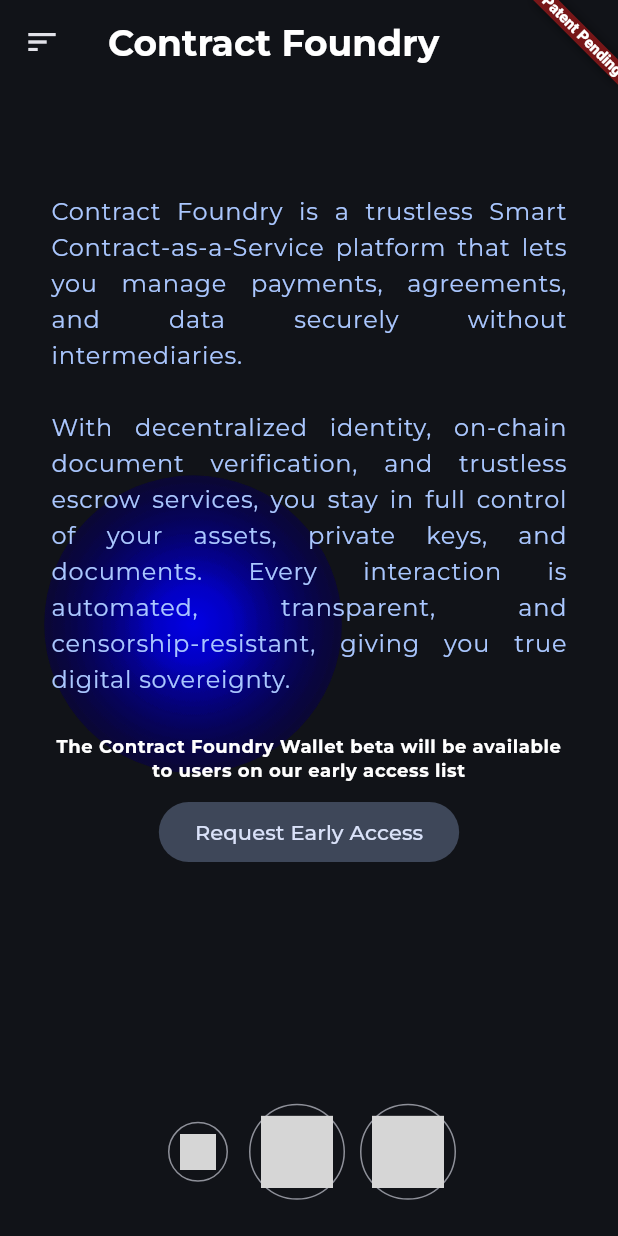
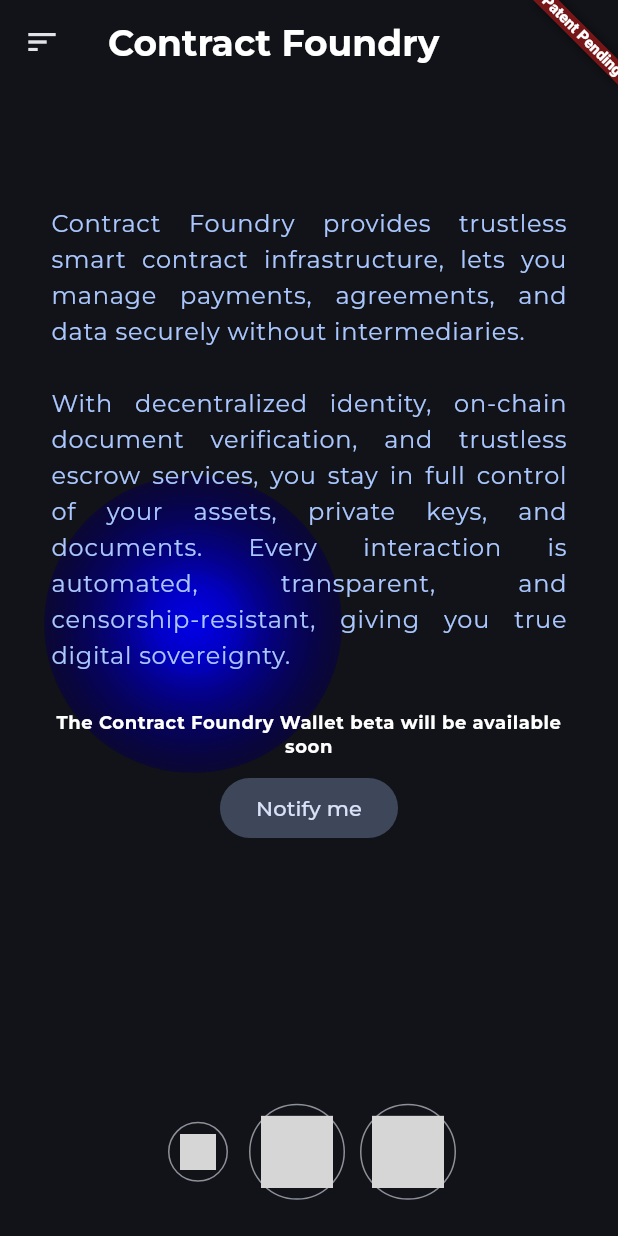
Before and after one commit to hassan-qasemi/contract_foundry_landing, a Flutter app: the screen it shows after launch, swiped to page 2, on a phone screen of 412 x 824 dp. Run offline on Flutter 3.47's test engine with Material 3 defaults, Android fonts, the phone set to English and light mode, and no system bars; our stand-ins replace flutter_markdown, go_router, google_fonts, lottie, qr_flutter; missing offline and left inert: dart:html, iconify_flutter; grey boxes are pictures that could not be loaded.

Commit message:
little text polish

```diff
--- a/lib/pages/landing_page_view/about_page.dart
+++ b/lib/pages/landing_page_view/about_page.dart
@@ -57,11 +57,11 @@ Contract Foundry is a trustless SCaaS platform for managing payments, agreements
 
 Mission
 
-Empower individuals and businesses with full control over funds, data, and digital identity—eliminating intermediaries, enhancing privacy, and enabling secure, automated, and censorship-resistant interactions.
+Give individuals and businesses full control over funds, data, and identity—secure, private, and automated.
 
 Vision
 
-Create a world where people and organizations enjoy complete sovereignty over assets and data, enabling trustless, borderless agreements backed by secure, portable, and private identities.''';
+Enable a world of trustless, borderless agreements with portable, private digital identities.''';
 }
 
 class _DesktopView extends StatefulWidget {
--- a/lib/pages/landing_page_view/desktop.dart
+++ b/lib/pages/landing_page_view/desktop.dart
@@ -21,13 +21,6 @@ class LandingPageDesktop extends StatelessWidget {
         surfaceTintColor: Colors.transparent,
         elevation: 0,
         actions: [
-          // TextButton.icon(
-          //   onPressed: () {
-          //     context.goNamed('contract_loader_page');
-          //   },
-          //   label: Text('Link contract'),
-          //   icon: const Icon(Icons.launch_outlined),
-          // ),
           TextButton(
               onPressed: () async {
                 await launchUrlString(Links.whitePaperLink);
@@ -145,24 +138,11 @@ class _HeadPage extends StatelessWidget {
                                       ],
                                     )),
                                 SizedBox(height: 25),
-                                // Padding(
-                                //     padding:
-                                //         EdgeInsets.symmetric(horizontal: 20),
-                                //     child: Wrap(
-                                //       children: [
-                                //         Text(
-                                //             'The Contract Foundry Wallet beta will be available to users on our early access list',
-                                //             textAlign: TextAlign.center,
-                                //             style: context.bodyMedium!.copyWith(
-                                //                 color: Colors.white,
-                                //                 fontWeight: FontWeight.bold)),
-                                //       ],
-                                //     )),
                                 ListTile(
                                   title: Wrap(
                                     children: [
                                       Text(
-                                          'The Contract Foundry Wallet beta will be available to users on our early access list',
+                                          'The Contract Foundry Wallet beta will be soon available',
                                           textAlign: TextAlign.center,
                                           style: context.bodySmall!.copyWith(
                                               color: Colors.white,
@@ -174,7 +154,7 @@ class _HeadPage extends StatelessWidget {
                                         await launchUrlString(
                                             Links.requestBetaLink);
                                       },
-                                      child: Text('Request Early Access')),
+                                      child: Text('Notify me')),
                                 ),
                               ],
                             ),
@@ -214,5 +194,5 @@ class _HeadPage extends StatelessWidget {
   }
 
   final _description =
-      'Contract Foundry is a trustless Smart Contract-as-a-Service platform that lets you manage payments, agreements, and data securely without intermediaries.\n\nWith decentralized identity, on-chain document verification, and trustless escrow services, you stay in full control of your assets, private keys, and documents. Every interaction is automated, transparent, and censorship-resistant, giving you true digital sovereignty.';
+      'Contract Foundry provides trustless smart contract infrastructure, lets you manage payments, agreements, and data securely without intermediaries.\n\nWith decentralized identity, on-chain document verification, and trustless escrow services, you stay in full control of your assets, private keys, and documents. Every interaction is automated, transparent, and censorship-resistant, giving you true digital sovereignty.';
 }
--- a/lib/pages/landing_page_view/mobile.dart
+++ b/lib/pages/landing_page_view/mobile.dart
@@ -50,13 +50,6 @@ class LandingPageMobile extends StatelessWidget {
                                 await launchUrlString(Links.whitePaperLink);
                               },
                             ),
-                            // ListTile(
-                            //   leading: const Icon(Icons.launch_outlined),
-                            //   title: Text('Link Contract'),
-                            //   onTap: () {
-                            //     context.goNamed('contract_loader_page');
-                            //   },
-                            // ),
                           ],
                         ));
               },
@@ -188,7 +181,7 @@ class _HeadPage extends StatelessWidget {
               child: Wrap(
                 children: [
                   Text(
-                      'The Contract Foundry Wallet beta will be available to users on our early access list',
+                      'The Contract Foundry Wallet beta will be available soon',
                       textAlign: TextAlign.center,
                       style: context.bodySmall!.copyWith(
                           color: Colors.white, fontWeight: FontWeight.bold))
@@ -204,7 +197,7 @@ class _HeadPage extends StatelessWidget {
                   onPressed: () async {
                     await launchUrlString(Links.requestBetaLink);
                   },
-                  child: Text('Request Early Access')),
+                  child: Text('Notify me')),
               const Expanded(child: SizedBox()),
             ],
           ),
@@ -221,5 +214,5 @@ class _HeadPage extends StatelessWidget {
   }
 
   final _description =
-      'Contract Foundry is a trustless Smart Contract-as-a-Service platform that lets you manage payments, agreements, and data securely without intermediaries.\n\nWith decentralized identity, on-chain document verification, and trustless escrow services, you stay in full control of your assets, private keys, and documents. Every interaction is automated, transparent, and censorship-resistant, giving you true digital sovereignty.';
+      'Contract Foundry provides trustless smart contract infrastructure, lets you manage payments, agreements, and data securely without intermediaries.\n\nWith decentralized identity, on-chain document verification, and trustless escrow services, you stay in full control of your assets, private keys, and documents. Every interaction is automated, transparent, and censorship-resistant, giving you true digital sovereignty.';
 }
```
Also changed, not shown: 1 other file.
